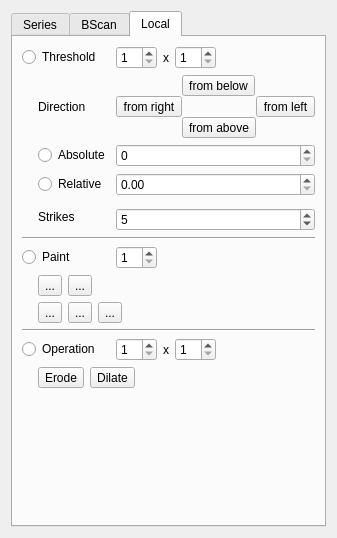
This is ui/marker_segmentation.ui in neurodial/OCT-Marker as Qt 5 draws it before an edit. The edited form follows.
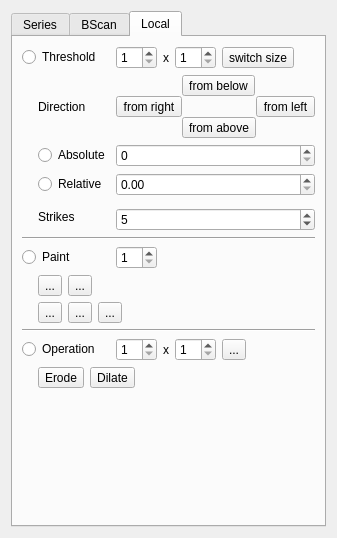
This is the edited form. Icons and pictures are not drawn.

```diff
--- a/ui/marker_segmentation.ui
+++ b/ui/marker_segmentation.ui
@@ -376,6 +376,17 @@
            </property>
           </widget>
          </item>
+         <item>
+          <widget class="QToolButton" name="switchSizeLocalOperationButton">
+           <property name="text">
+            <string>...</string>
+           </property>
+           <property name="icon">
+            <iconset resource="../application.qrc">
+             <normaloff>:/icons/arrow_switch.png</normaloff>:/icons/arrow_switch.png</iconset>
+           </property>
+          </widget>
+         </item>
          <item>
           <spacer name="horizontalSpacer_7">
            <property name="orientation">
@@ -754,6 +765,17 @@
            </property>
           </widget>
          </item>
+         <item>
+          <widget class="QToolButton" name="switchSizeLocalThresholdButton">
+           <property name="text">
+            <string>switch size</string>
+           </property>
+           <property name="icon">
+            <iconset resource="../application.qrc">
+             <normaloff>:/icons/arrow_switch.png</normaloff>:/icons/arrow_switch.png</iconset>
+           </property>
+          </widget>
+         </item>
          <item>
           <spacer name="horizontalSpacer_9">
            <property name="orientation">
```
